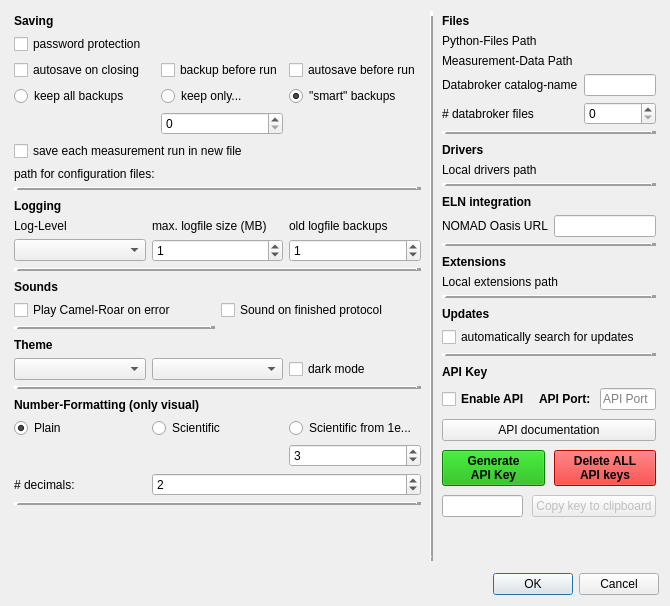
Before: the Qt Designer form nomad_camels/gui/settings_window.ui in FAU-LAP/NOMAD-CAMELS, drawn with Qt 5.
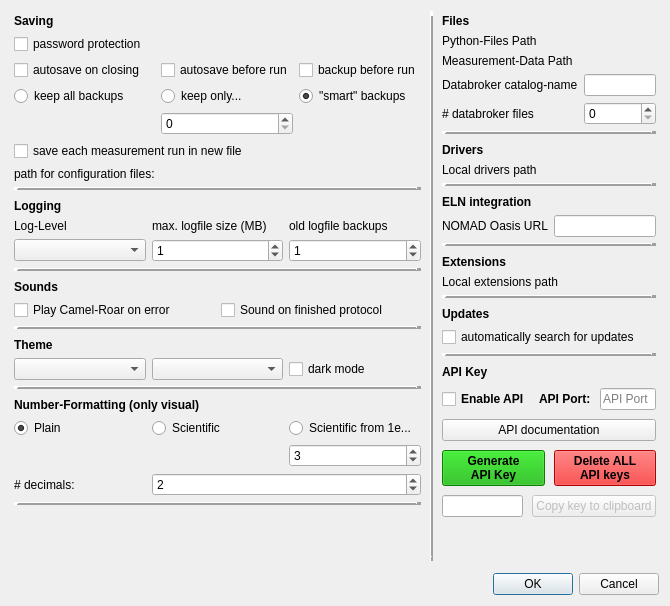
After: the same form once the commit is applied. Icons and pictures are not drawn. Custom widgets are drawn as their Qt base class.

Commit message: added even more tooltips

```diff
--- a/nomad_camels/gui/settings_window.ui
+++ b/nomad_camels/gui/settings_window.ui
@@ -161,13 +161,6 @@
            </property>
           </widget>
          </item>
-         <item row="2" column="1">
-          <widget class="QCheckBox" name="checkBox_backup_before_run">
-           <property name="text">
-            <string>backup before run</string>
-           </property>
-          </widget>
-         </item>
          <item row="0" column="0" colspan="3">
           <widget class="QLabel" name="label">
            <property name="maximumSize">
@@ -201,13 +194,6 @@
            </property>
           </widget>
          </item>
-         <item row="2" column="2">
-          <widget class="QCheckBox" name="checkBox_autosave_run">
-           <property name="text">
-            <string>autosave before run</string>
-           </property>
-          </widget>
-         </item>
          <item row="5" column="0" colspan="3">
           <widget class="QCheckBox" name="checkBox_new_file_each_run">
            <property name="text">
@@ -255,6 +241,26 @@
          <item row="6" column="1" colspan="2">
           <widget class="Path_Button_Edit" name="pathButton_config_path" native="true"/>
          </item>
+         <item row="2" column="1">
+          <widget class="QCheckBox" name="checkBox_autosave_run">
+           <property name="toolTip">
+            <string>autosaves when running a protocol</string>
+           </property>
+           <property name="text">
+            <string>autosave before run</string>
+           </property>
+          </widget>
+         </item>
+         <item row="2" column="2">
+          <widget class="QCheckBox" name="checkBox_backup_before_run">
+           <property name="toolTip">
+            <string>also does a backup when autosave before run</string>
+           </property>
+           <property name="text">
+            <string>backup before run</string>
+           </property>
+          </widget>
+         </item>
         </layout>
        </widget>
       </item>
@@ -292,19 +298,6 @@
            </property>
           </widget>
          </item>
-         <item row="2" column="0">
-          <widget class="Line" name="line">
-           <property name="frameShadow">
-            <enum>QFrame::Shadow::Raised</enum>
-           </property>
-           <property name="lineWidth">
-            <number>5</number>
-           </property>
-           <property name="orientation">
-            <enum>Qt::Orientation::Horizontal</enum>
-           </property>
-          </widget>
-         </item>
          <item row="1" column="1">
           <widget class="QCheckBox" name="checkBox_finished_sound">
            <property name="text">
@@ -312,6 +305,19 @@
            </property>
           </widget>
          </item>
+         <item row="2" column="0" colspan="2">
+          <widget class="Line" name="line">
+           <property name="frameShadow">
+            <enum>QFrame::Shadow::Raised</enum>
+           </property>
+           <property name="lineWidth">
+            <number>5</number>
+           </property>
+           <property name="orientation">
+            <enum>Qt::Orientation::Horizontal</enum>
+           </property>
+          </widget>
+         </item>
         </layout>
        </widget>
       </item>
```
Left out of the diff: 466 changed lines with no effect on the pictures. The commit also changes 1 other file.
